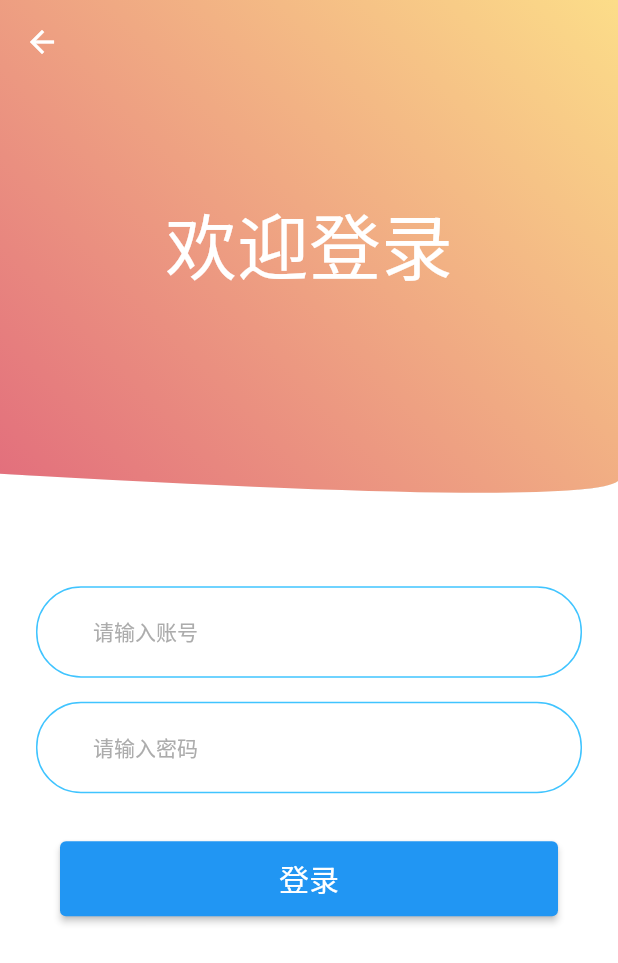
After one commit to yangyxd/flutter_animation_demo, a Flutter app: the WaterWaveLoginAnimationPage screen opened directly, on a phone screen of 412 x 824 dp. The commit adds this screen. Shown: the top 963 px of the screen. Run offline on Flutter 3.47's test engine with Material 2 defaults, Android fonts, the phone set to English and light mode, and no system bars.

Commit message:
增加 WaterWaveLoginAnimationPage

```diff
--- a/lib/demo/009/snowflake_animation_page.dart
+++ b/lib/demo/009/snowflake_animation_page.dart
@@ -117,16 +117,16 @@ class MyPainter extends CustomPainter {
 }
 
 class Snowflake {
-  double x = Random().nextDouble() * SizeUtils.screenWidth;
-  double y = Random().nextDouble() * SizeUtils.screenHeight;
+  double x = Random().nextDouble() * SizeUtils.screenWidthDp;
+  double y = Random().nextDouble() * SizeUtils.screenHeightDp;
   double radius = Random().nextDouble() * 3 + 1.5;
   double velocity = Random().nextDouble() * 4 + 1;
 
   fall () {
     y += velocity;
-    if (y > SizeUtils.screenHeight + 50) {
+    if (y > SizeUtils.screenHeightDp + 50) {
       y = 0;
-      x = Random().nextDouble() * SizeUtils.screenWidth;
+      x = Random().nextDouble() * SizeUtils.screenWidthDp;
       radius = Random().nextDouble() * 3 + 1.5;
       velocity = Random().nextDouble() * 4 + 1;
     }
--- /dev/null
+++ b/lib/demo/010/water_wave_login_animation_page.dart
@@ -0,0 +1,166 @@
+import 'dart:math';
+
+import 'package:flutter/material.dart';
+
+/// 波浪效果登录页
+/// 参考： https://www.cnblogs.com/yangyxd/p/14428913.html
+class WaterWaveLoginAnimationPage extends StatefulWidget {
+  @override
+  _WaterWaveLoginAnimationPageState createState() =>
+      _WaterWaveLoginAnimationPageState();
+}
+
+class _WaterWaveLoginAnimationPageState
+    extends State<WaterWaveLoginAnimationPage>
+    with SingleTickerProviderStateMixin {
+  AnimationController _controller;
+
+  @override
+  void initState() {
+    _controller = AnimationController(
+      vsync: this,
+      duration: Duration(seconds: 10),
+      value: 0.0,
+      upperBound: 1,
+      lowerBound: -1,
+    )..repeat();
+    super.initState();
+  }
+
+  @override
+  void dispose() {
+    _controller.dispose();
+    super.dispose();
+  }
+
+  @override
+  Widget build(BuildContext context) {
+    final _media = MediaQuery.of(context);
+    final _height = max(_media.padding.top + _media.size.height * 0.45, 120.0);
+    return Scaffold(
+      backgroundColor: Colors.white,
+      body: Stack(
+        children: [
+          _buildHeaderWidget(height: _height + 24, child: Padding(
+            padding: const EdgeInsets.only(bottom: 70),
+            child: Text("欢迎登录",
+                style: TextStyle(fontSize: 48, color: Colors.white)),
+          )),
+          AppBar(elevation: 0.0, backgroundColor: Colors.transparent),
+          _buildBottomEditAndButton(_height - 35),
+        ],
+      ),
+    );
+  }
+
+  Widget _buildHeaderWidget({Widget child, double height}) {
+    return AnimatedBuilder(
+      animation: _controller,
+      builder: (context, child) {
+        return ClipPath(
+          clipper: HeaderClipper(_controller.value),
+          child: child,
+        );
+      },
+      child: Material(
+        elevation: 10,
+        child: Container(
+          width: double.infinity,
+          height: height,
+          alignment: Alignment.center,
+          child: child,
+          decoration: BoxDecoration(
+              gradient: LinearGradient(
+                  begin: Alignment.bottomLeft,
+                  end: Alignment.topRight,
+                  colors: [Color(0xffe0647b), Color(0xfffcdd89)])),
+        ),
+      ),
+    );
+  }
+
+  Widget _buildBottomEditAndButton(double height) {
+    return Positioned(
+        top: height,
+        bottom: 0,
+        left: 0,
+        right: 0,
+        child: SingleChildScrollView(
+          padding: EdgeInsets.fromLTRB(24, 55, 24, 16),
+          child: Column(
+            mainAxisSize: MainAxisSize.min,
+            crossAxisAlignment: CrossAxisAlignment.center,
+            children: [
+              buildInputWidget('请输入账号'),
+              SizedBox(height: 16),
+              buildInputWidget('请输入密码', isPass: true),
+              SizedBox(height: 32),
+              Padding(
+                padding: const EdgeInsets.symmetric(horizontal: 16),
+                child: ElevatedButton(
+                  onPressed: () {},
+                  style: ButtonStyle(
+                    minimumSize: MaterialStateProperty.all(Size(double.infinity, 50.0)),
+                  ),
+                  child: Text('登录',
+                      style: TextStyle(color: Colors.white, fontSize: 20)),
+                ),
+              ),
+            ],
+          ),
+        ));
+  }
+
+  Widget buildInputWidget(String hint, {bool isPass = false}) {
+    return TextField(
+      //是否隐藏文本
+      obscureText: isPass,
+      //文本的边框装饰
+      decoration: InputDecoration(
+        //提示文本
+        hintText: hint,
+        //提示文本的样式
+        hintStyle: TextStyle(color: Color(0xFFACACAC), fontSize: 14),
+        //输入内容的内边距
+        contentPadding: EdgeInsets.only(top: 20, bottom: 20, left: 38),
+        //输入框可用时的边框样式
+        enabledBorder: OutlineInputBorder(
+          borderSide: BorderSide(color: Colors.lightBlueAccent),
+          borderRadius: BorderRadius.all(Radius.circular(30.0)),
+        ),
+        //输入框获取输入焦点时的边框样式
+        focusedBorder: OutlineInputBorder(
+          borderSide: BorderSide(color: Colors.green),
+          borderRadius: BorderRadius.all(Radius.circular(30.0)),
+        ),
+      ),
+    );
+  }
+}
+
+class HeaderClipper extends CustomClipper<Path> {
+  ///取值为 -1 ~ 1.0
+  final double moveFlag;
+
+  HeaderClipper(this.moveFlag);
+
+  @override
+  Path getClip(Size size) {
+    final path = Path();
+    // 移动到点 P0 点
+    path.lineTo(0, size.height * 0.8);
+    // 计算控制点 P1 的坐标
+    final xCenter =
+        size.width * 0.5 + (size.width * 0.6 + 1) * sin(moveFlag * pi);
+    final yCenter = size.height * 0.8 + 69 * cos(moveFlag * pi);
+
+    // 构建 二阶贝塞尔曲线
+    path.quadraticBezierTo(xCenter, yCenter, size.width, size.height * 0.8);
+
+    path.lineTo(size.width, 0);
+    return path;
+  }
+
+  @override
+  bool shouldReclip(oldClipper) => true;
+}
--- a/lib/main.dart
+++ b/lib/main.dart
@@ -14,6 +14,7 @@ import 'demo/006/tween_builder_animation_page.dart';
 import 'demo/007/animated_builder_demo_page.dart';
 import 'demo/008/breathing_animation_page.dart';
 import 'demo/009/snowflake_animation_page.dart';
+import 'demo/010/water_wave_login_animation_page.dart';
 import 'size_utils.dart';
 
 void main() {
@@ -32,6 +33,7 @@ class MyApp extends StatelessWidget {
     RouteItem("/007", desc: "万能的自定义动画(AnimatedBuilder)", builder: (context) => AnimatedBuilderDemoPage()),
     RouteItem("/008", desc: "478呼吸法动画", builder: (context) => BreathingAnimationPage()),
     RouteItem("/009", desc: "下雪堆雪人动画", builder: (context) => SnowflakeAnimationPage()),
+    RouteItem("/010", desc: "水波浪动画登录页", builder: (context) => WaterWaveLoginAnimationPage()),
   ];
 
   @override
```
